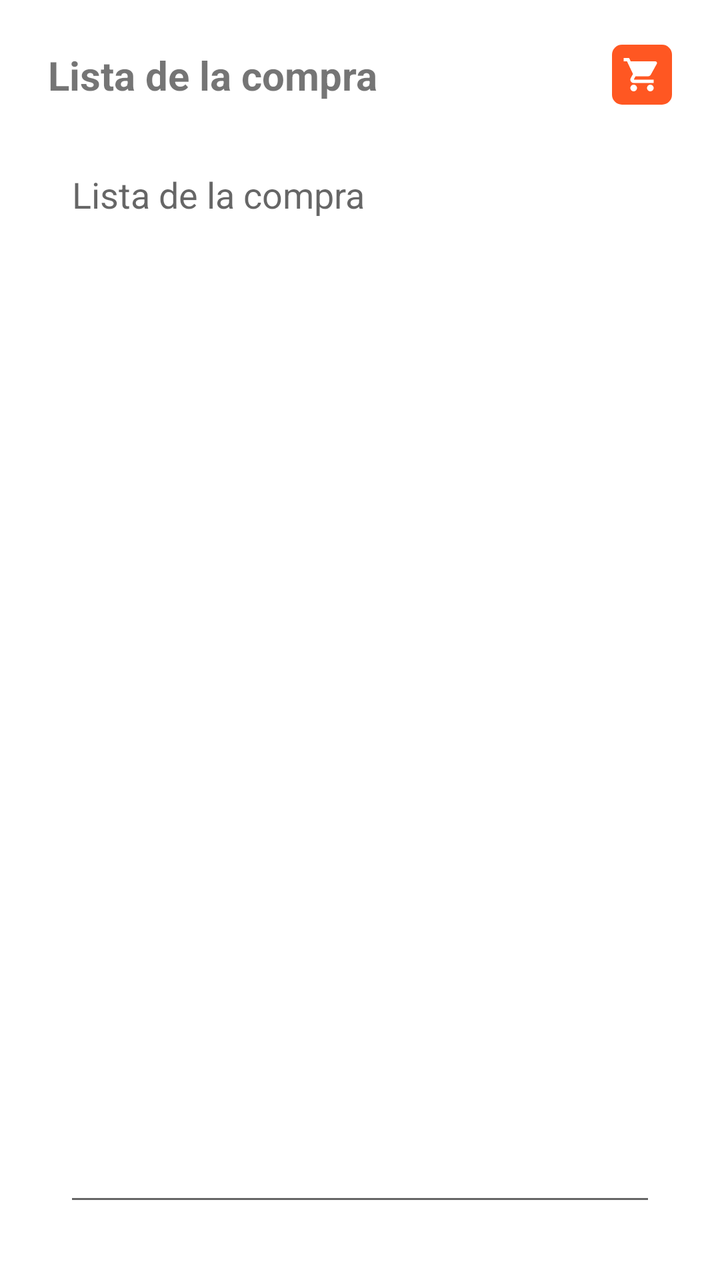
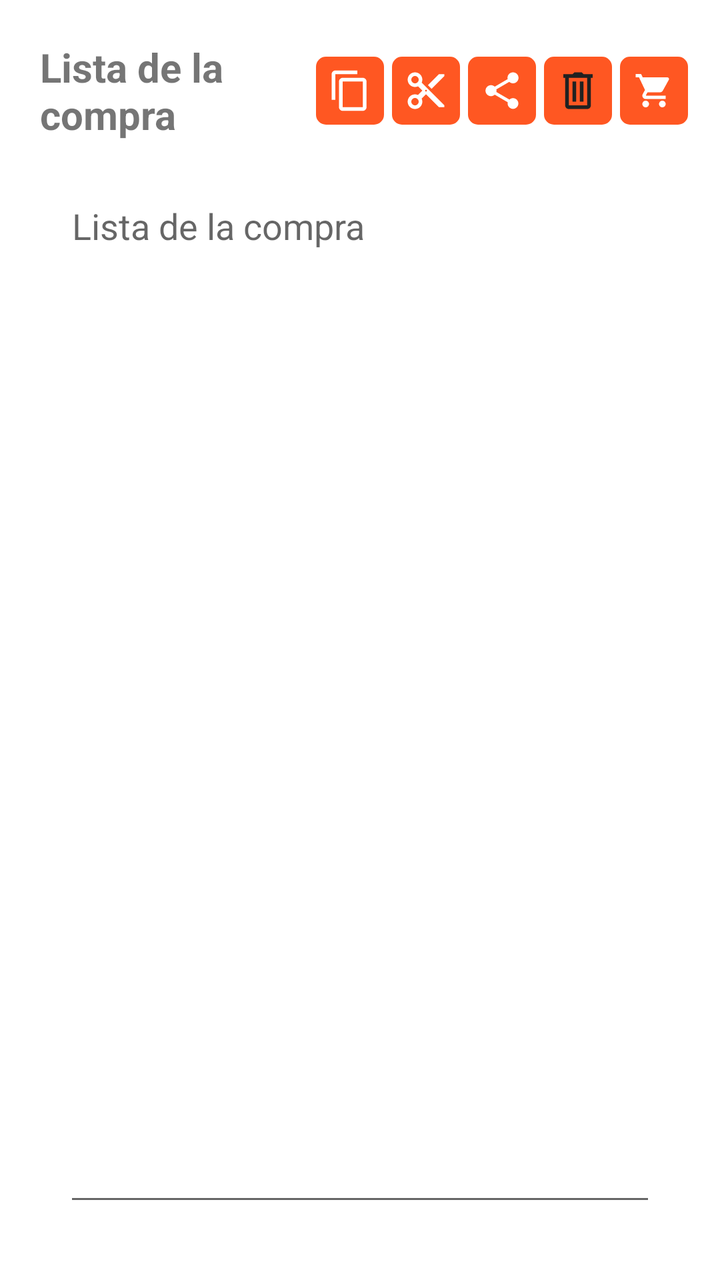

Compare the two renders of this Android layout. The source of the first and the diff that turns it into the second are given below.
<!-- AndroidManifest.xml: application theme Theme.RecetApp -->
<!-- res/layout/fragment_lista_compra.xml -->
<LinearLayout xmlns:android="http://schemas.android.com/apk/res/android"
    xmlns:tools="http://schemas.android.com/tools"
    android:layout_width="match_parent"
    android:layout_height="match_parent"
    android:orientation="vertical"
    android:padding="16dp"
    tools:context=".fragments.ListaCompraFragment">

    <LinearLayout
        android:id="@+id/titleLL"
        android:layout_width="match_parent"
        android:layout_height="wrap_content"
        android:orientation="horizontal"
        android:baselineAligned="false"
        tools:ignore="RtlSymmetry">

        <TextView
            android:layout_width="wrap_content"
            android:layout_height="wrap_content"
            android:layout_gravity="start"
            android:padding="8dp"
            android:text="@string/lista_compra"
            android:textSize="20sp"
            android:textStyle="bold" />

        <LinearLayout
            android:layout_width="match_parent"
            android:layout_height="match_parent"
            android:gravity="center|end"
            android:orientation="horizontal"
            android:baselineAligned="false">

            <ImageButton
                android:id="@+id/btnActualizar"
                android:layout_width="30dp"
                android:layout_height="30dp"
                android:layout_marginEnd="8dp"
                android:background="@drawable/boton_redondo"
                android:src="@drawable/baseline_shopping_cart_24"
                tools:ignore="TextContrastCheck,ImageContrastCheck,TouchTargetSizeCheck"
                android:contentDescription="@string/actualizar_recetas" />
        </LinearLayout>

    </LinearLayout>

    <EditText
        android:id="@+id/editText"
        android:layout_width="match_parent"
        android:layout_height="match_parent"
        android:layout_gravity="top|start"
        android:layout_marginStart="16dp"
        android:layout_marginTop="16dp"
        android:layout_marginEnd="16dp"
        android:layout_marginBottom="16dp"
        android:gravity="top|start"
        android:hint="@string/lista_compra"
        android:importantForAutofill="no"
        android:inputType="textMultiLine"
        tools:ignore="VisualLintTextFieldSize,DuplicateSpeakableTextCheck" />

</LinearLayout>
<!-- resources referenced by this layout -->
<resources>
  <!-- drawable boton_redondo (drawable) -->
  <shape xmlns:android="http://schemas.android.com/apk/res/android">
      <solid android:color="@color/colorPrimary" /> 
      <corners android:radius="5dp" /> 
  </shape>
  <string name="actualizar_recetas">Actualizar recetas</string>
  <string name="lista_compra">Lista de la compra</string>
  <color name="colorPrimary">#FF5722</color>
  <!-- unchanged entries left out for length: 2 -->
</resources>

<!-- the commit's change to res/layout/fragment_lista_compra.xml (unified diff, before → after) -->
@@ -11,34 +11,85 @@
         android:layout_width="match_parent"
         android:layout_height="wrap_content"
         android:orientation="horizontal"
+        android:gravity="center_vertical"
         android:baselineAligned="false"
         tools:ignore="RtlSymmetry">
 
         <TextView
-            android:layout_width="wrap_content"
+            android:layout_width="0dp"
+            android:layout_weight="1"
             android:layout_height="wrap_content"
-            android:layout_gravity="start"
-            android:padding="8dp"
+            android:layout_gravity="center_vertical"
+            android:padding="4dp"
             android:text="@string/lista_compra"
             android:textSize="20sp"
             android:textStyle="bold" />
 
         <LinearLayout
-            android:layout_width="match_parent"
-            android:layout_height="match_parent"
+            android:layout_width="wrap_content"
+            android:layout_height="wrap_content"
             android:gravity="center|end"
             android:orientation="horizontal"
             android:baselineAligned="false">
 
             <ImageButton
+                android:id="@+id/btnCopiar"
+                android:layout_width="34dp"
+                android:layout_height="34dp"
+                android:layout_marginEnd="4dp"
+                android:background="@drawable/boton_redondo"
+                android:src="@drawable/ic_baseline_content_copy_24"
+                android:scaleType="centerInside"
+                android:padding="6dp"
+                android:contentDescription="@string/copiar_lista_compra"
+                tools:ignore="SpeakableTextPresentCheck" />
+
+            <ImageButton
+                android:id="@+id/btnCortar"
+                android:layout_width="34dp"
+                android:layout_height="34dp"
+                android:layout_marginEnd="4dp"
+                android:background="@drawable/boton_redondo"
+                android:src="@drawable/ic_baseline_content_cut_24"
+                android:scaleType="centerInside"
+                android:padding="6dp"
+                android:contentDescription="@string/cortar_lista_compra"
+                tools:ignore="SpeakableTextPresentCheck" />
+
+            <ImageButton
+                android:id="@+id/btnCompartir"
+                android:layout_width="34dp"
+                android:layout_height="34dp"
+                android:layout_marginEnd="4dp"
+                android:background="@drawable/boton_redondo"
+                android:src="@drawable/ic_baseline_share_24"
+                android:scaleType="centerInside"
+                android:padding="6dp"
+                android:contentDescription="@string/compartir_lista_compra"
+                tools:ignore="SpeakableTextPresentCheck" />
+
+            <ImageButton
+                android:id="@+id/btnBorrar"
+                android:layout_width="34dp"
+                android:layout_height="34dp"
+                android:layout_marginEnd="4dp"
+                android:background="@drawable/boton_redondo"
+                android:src="@drawable/ic_baseline_delete_24"
+                android:scaleType="centerInside"
+                android:padding="6dp"
+                android:contentDescription="@string/borrar_lista_compra"
+                tools:ignore="SpeakableTextPresentCheck" />
+
+            <ImageButton
                 android:id="@+id/btnActualizar"
-                android:layout_width="30dp"
-                android:layout_height="30dp"
-                android:layout_marginEnd="8dp"
+                android:layout_width="34dp"
+                android:layout_height="34dp"
                 android:background="@drawable/boton_redondo"
                 android:src="@drawable/baseline_shopping_cart_24"
-                tools:ignore="TextContrastCheck,ImageContrastCheck,TouchTargetSizeCheck"
-                android:contentDescription="@string/actualizar_recetas" />
+                android:scaleType="centerInside"
+                android:padding="6dp"
+                android:contentDescription="@string/actualizar_recetas"
+                tools:ignore="SpeakableTextPresentCheck" />
         </LinearLayout>
 
     </LinearLayout>
<!-- resource entries referenced after the edit -->
@@ -5,9 +5,59 @@
       <solid android:color="@color/colorPrimary" /> 
       <corners android:radius="5dp" /> 
   </shape>
+  <!-- drawable ic_baseline_content_copy_24 (drawable) -->
+  <vector xmlns:android="http://schemas.android.com/apk/res/android"
+      android:width="24dp"
+      android:height="24dp"
+      android:viewportWidth="24"
+      android:viewportHeight="24"
+      android:tint="#FFFFFF">
+    <path
+        android:fillColor="@android:color/white"
+        android:pathData="M16,1H4c-1.1,0 -2,0.9 -2,2v14h2V3h12V1zM19,5H8c-1.1,0 -2,0.9 -2,2v14c0,1.1 0.9,2 2,2h11c1.1,0 2,-0.9 2,-2V7c0,-1.1 -0.9,-2 -2,-2zM19,21H8V7h11v14z"/>
+  </vector>
+  <!-- drawable ic_baseline_content_cut_24 (drawable) -->
+  <vector xmlns:android="http://schemas.android.com/apk/res/android"
+      android:width="24dp"
+      android:height="24dp"
+      android:viewportWidth="24"
+      android:viewportHeight="24"
+      android:tint="#FFFFFF">
+    <path
+        android:fillColor="@android:color/white"
+        android:pathData="M9.64,7.64c0.23,-0.5 0.36,-1.05 0.36,-1.64 0,-2.21 -1.79,-4 -4,-4S2,3.79 2,6s1.79,4 4,4c0.59,0 1.14,-0.13 1.64,-0.36L10,12l-2.36,2.36C7.14,14.13 6.59,14 6,14c-2.21,0 -4,1.79 -4,4s1.79,4 4,4 4,-1.79 4,-4c0,-0.59 -0.13,-1.14 -0.36,-1.64L12,14l7,7h3v-1L9.64,7.64zM6,8c-1.1,0 -2,-0.9 -2,-2s0.9,-2 2,-2 2,0.9 2,2 -0.9,2 -2,2zM6,20c-1.1,0 -2,-0.9 -2,-2s0.9,-2 2,-2 2,0.9 2,2 -0.9,2 -2,2zM12,12.5c-0.28,0 -0.5,-0.22 -0.5,-0.5s0.22,-0.5 0.5,-0.5 0.5,0.22 0.5,0.5 -0.22,0.5 -0.5,0.5zM19,3l-6,6 2,2 7,-7V3h-3z"/>
+  </vector>
+  <!-- drawable ic_baseline_delete_24 (drawable) -->
+  <vector xmlns:android="http://schemas.android.com/apk/res/android"
+      android:width="30dp"
+      android:height="30dp"
+      android:viewportWidth="24.0"
+      android:viewportHeight="24.0">
+  
+      <path
+          android:fillColor="@color/colorIcono"
+          android:pathData="M 10 2 L 9 3 L 4 3 L 4 5 L 5 5 L 5 20 C 5 20.522222 5.1913289 21.05461 5.5683594 21.431641 C 5.9453899 21.808671 6.4777778 22 7 22 L 17 22 C 17.522222 22 18.05461 21.808671 18.431641 21.431641 C 18.808671 21.05461 19 20.522222 19 20 L 19 5 L 20 5 L 20 3 L 15 3 L 14 2 L 10 2 z M 7 5 L 17 5 L 17 20 L 7 20 L 7 5 z M 9 7 L 9 18 L 11 18 L 11 7 L 9 7 z M 13 7 L 13 18 L 15 18 L 15 7 L 13 7 z" />
+  
+  </vector>
+  <!-- drawable ic_baseline_share_24 (drawable) -->
+  <vector xmlns:android="http://schemas.android.com/apk/res/android"
+      android:width="24dp"
+      android:height="24dp"
+      android:viewportWidth="24"
+      android:viewportHeight="24"
+      android:tint="#FFFFFF">
+    <path
+        android:fillColor="@android:color/white"
+        android:pathData="M18,16.08c-0.76,0 -1.44,0.3 -1.96,0.77L8.91,12.7c0.05,-0.23 0.09,-0.47 0.09,-0.7s-0.04,-0.47 -0.09,-0.7l7.05,-4.11c0.54,0.5 1.25,0.81 2.04,0.81 1.66,0 3,-1.34 3,-3s-1.34,-3 -3,-3 -3,1.34 -3,3c0,0.23 0.04,0.47 0.09,0.7L8.04,9.81C7.5,9.31 6.79,9 6,9c-1.66,0 -3,1.34 -3,3s1.34,3 3,3c0.79,0 1.5,-0.31 2.04,-0.81l7.12,4.16c-0.05,0.21 -0.08,0.43 -0.08,0.65 0,1.61 1.31,2.92 2.92,2.92 1.61,0 2.92,-1.31 2.92,-2.92s-1.31,-2.92 -2.92,-2.92z"/>
+  </vector>
   <string name="actualizar_recetas">Actualizar recetas</string>
+  <string name="borrar_lista_compra">Borrar lista</string>
+  <string name="compartir_lista_compra">Compartir lista</string>
+  <string name="copiar_lista_compra">Copiar lista</string>
+  <string name="cortar_lista_compra">Cortar lista</string>
   <string name="lista_compra">Lista de la compra</string>
   <color name="colorPrimary">#FF5722</color>
+  <color name="colorIcono">#212121</color>
   <!-- unchanged entries left out for length: 2 -->
 </resources>
 
